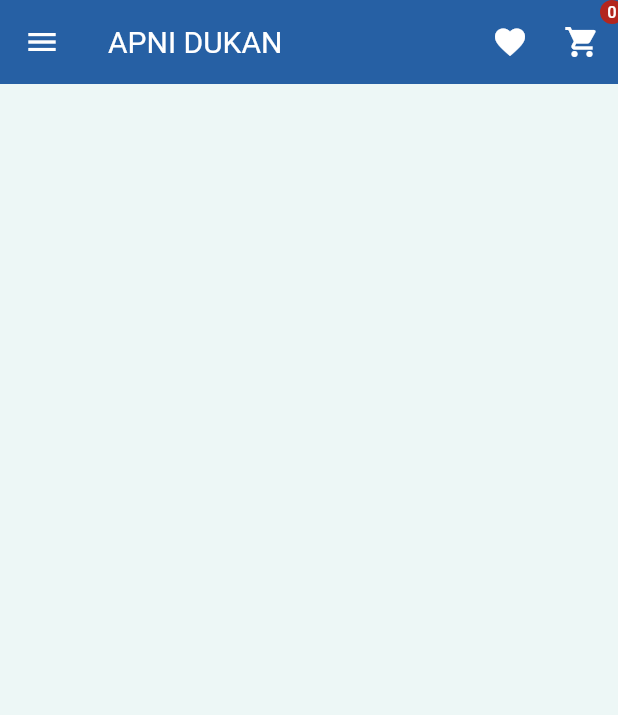
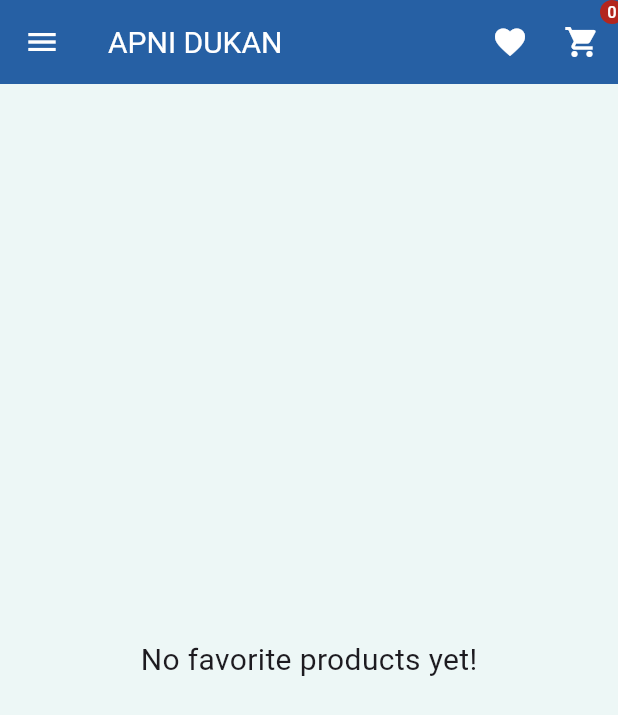
Before and after one commit to abhipawar2004/ShoppingApp, a Flutter app: the screen it shows after launch, after a tap on the "favorite outline" icon, on a phone screen of 412 x 824 dp. Shown: the top 715 px of the screen. Run offline on Flutter 3.47's test engine with Material 3 defaults, Android fonts, the light colour scheme and no system bars; statements that could not run were skipped.

Commit message:
updating favorite items.....

```diff
--- a/lib/widgets/product_grid.dart
+++ b/lib/widgets/product_grid.dart
@@ -1,5 +1,6 @@
 import 'package:flutter/material.dart';
 import 'package:provider/provider.dart';
+
 
 import 'package:shopping_learn/provider/products.dart';
 import 'package:shopping_learn/widgets/product_item.dart';
@@ -11,6 +12,15 @@ class ProductGrid extends StatelessWidget {
   Widget build(BuildContext context) {
     final ProductData = Provider.of<Products>(context);
     final products = ShowFav?ProductData.FavoriteItems: ProductData.items;
+
+    if (ShowFav) {
+      return Center(
+        child: Text(
+          'No favorite products yet!',
+          style: TextStyle(fontSize: 20),
+        ),
+      );
+    }
     return GridView.builder(
       padding: const EdgeInsets.all(8),
       itemCount: products.length,
--- a/pubspec.yaml
+++ b/pubspec.yaml
@@ -38,6 +38,7 @@ dependencies:
   provider: ^6.1.2
   intl: ^0.19.0
   http: ^1.2.0
+  flutter_staggered_animations: ^1.1.1
 
 dev_dependencies:
   flutter_test:
```
Also changed, not shown: pubspec.lock.
